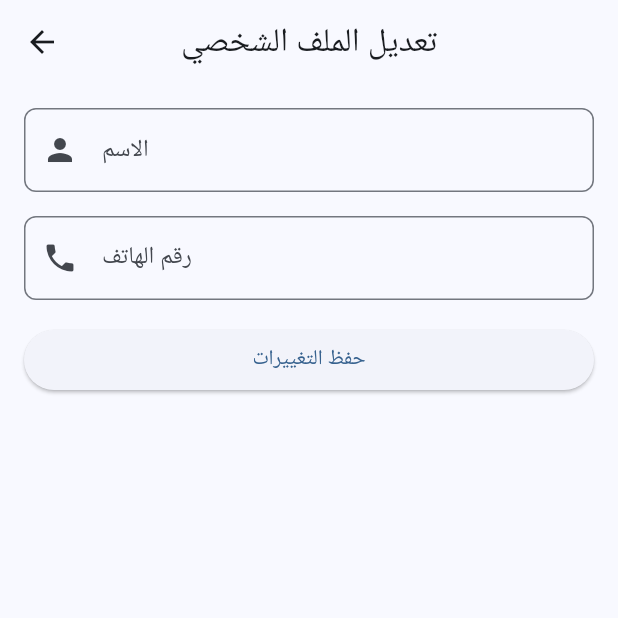
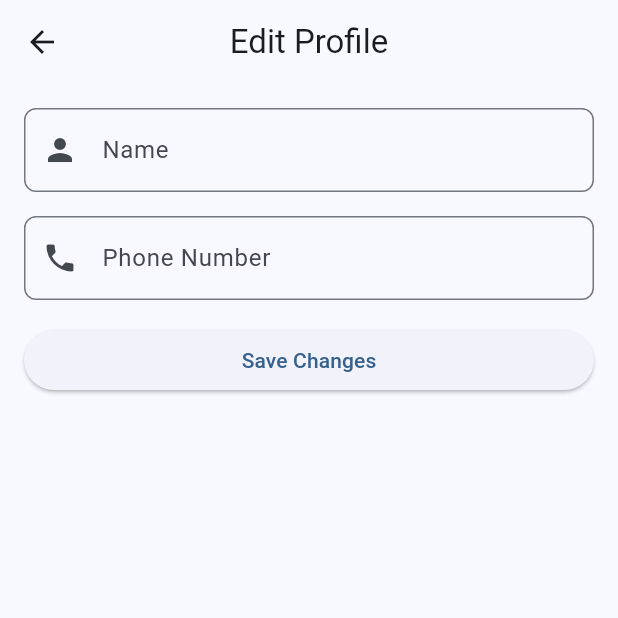
Before and after one commit to qusay-khader/sayyan, a Flutter app: the EditProfileScreen screen opened directly, on a phone screen of 412 x 824 dp, the top half of it. Run offline on Flutter 3.47's test engine with Material 3 defaults, Android fonts, the phone set to English and light mode, and no system bars; our stand-ins replace cloud_firestore, firebase_auth, firebase_core, flutter_datetime_picker_plus; accounts and stored records are empty.

Commit message:
Convert to eng

```diff
--- a/lib/screens/edit_profile_screen.dart
+++ b/lib/screens/edit_profile_screen.dart
@@ -39,7 +39,7 @@ class _EditProfileScreenState extends State<EditProfileScreen> {
         if (mounted) {
           ScaffoldMessenger.of(
             context,
-          ).showSnackBar(SnackBar(content: Text('خطأ في تحميل البيانات: $e')));
+          ).showSnackBar(SnackBar(content: Text('Error loading data: $e')));
         }
       }
     }
@@ -60,14 +60,14 @@ class _EditProfileScreenState extends State<EditProfileScreen> {
       if (mounted) {
         ScaffoldMessenger.of(
           context,
-        ).showSnackBar(const SnackBar(content: Text('تم حفظ البيانات بنجاح')));
+        ).showSnackBar(const SnackBar(content: Text('Profile updated successfully')));
         Navigator.of(context).pop();
       }
     } catch (e) {
       if (mounted) {
         ScaffoldMessenger.of(
           context,
-        ).showSnackBar(SnackBar(content: Text('خطأ: $e')));
+        ).showSnackBar(SnackBar(content: Text('Error: $e')));
       }
     } finally {
       if (mounted) {
@@ -87,7 +87,7 @@ class _EditProfileScreenState extends State<EditProfileScreen> {
   Widget build(BuildContext context) {
     return Scaffold(
       appBar: AppBar(
-        title: const Text('تعديل الملف الشخصي'),
+        title: const Text('Edit Profile'),
         centerTitle: true,
       ),
       body: SingleChildScrollView(
@@ -99,7 +99,7 @@ class _EditProfileScreenState extends State<EditProfileScreen> {
               TextField(
                 controller: _nameController,
                 decoration: InputDecoration(
-                  labelText: 'الاسم',
+                  labelText: 'Name',
                   border: OutlineInputBorder(
                     borderRadius: BorderRadius.circular(8),
                   ),
@@ -112,7 +112,7 @@ class _EditProfileScreenState extends State<EditProfileScreen> {
               TextField(
                 controller: _phoneController,
                 decoration: InputDecoration(
-                  labelText: 'رقم الهاتف',
+                  labelText: 'Phone Number',
                   border: OutlineInputBorder(
                     borderRadius: BorderRadius.circular(8),
                   ),
@@ -138,7 +138,7 @@ class _EditProfileScreenState extends State<EditProfileScreen> {
                       ),
                     ),
                   )
-                      : const Text('حفظ التغييرات'),
+                      : const Text('Save Changes'),
                 ),
               ),
             ],
```
Also changed, not shown: lib/screens/forgot_password_screen.dart (+12 -12 lines). Lines whose indentation alone changed are shown as unchanged.
